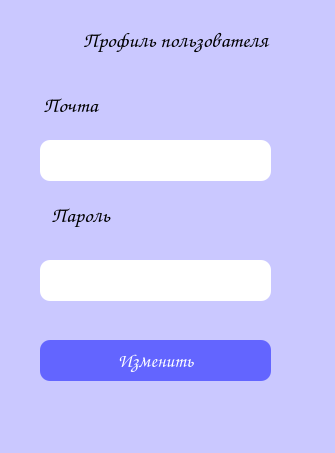
Old version of the form client/ui/profilePage.ui in the repository dashaPima/el-library.
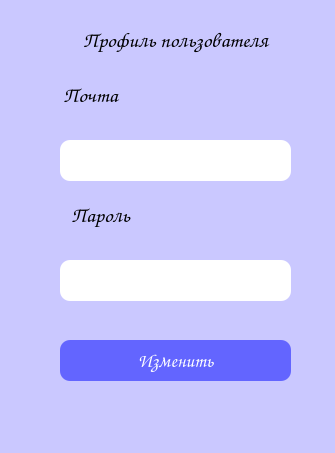
New version of the form.

Commit message: Added ProfileWindow and ConnectionWindow

What changed in the file:
```diff
--- a/client/ui/profilePage.ui
+++ b/client/ui/profilePage.ui
@@ -43,7 +43,7 @@
    <widget class="QPushButton" name="applyFilters">
     <property name="geometry">
      <rect>
-      <x>40</x>
+      <x>60</x>
       <y>340</y>
       <width>231</width>
       <height>41</height>
@@ -67,7 +67,7 @@
    <widget class="QLineEdit" name="email">
     <property name="geometry">
      <rect>
-      <x>40</x>
+      <x>60</x>
       <y>140</y>
       <width>231</width>
       <height>41</height>
@@ -90,7 +90,7 @@
    <widget class="QLineEdit" name="password">
     <property name="geometry">
      <rect>
-      <x>40</x>
+      <x>60</x>
       <y>260</y>
       <width>231</width>
       <height>41</height>
@@ -113,9 +113,9 @@
    <widget class="QLabel" name="label_2">
     <property name="geometry">
      <rect>
-      <x>0</x>
-      <y>80</y>
-      <width>141</width>
+      <x>50</x>
+      <y>70</y>
+      <width>81</width>
       <height>51</height>
      </rect>
     </property>
@@ -136,7 +136,7 @@
    <widget class="QLabel" name="label_3">
     <property name="geometry">
      <rect>
-      <x>10</x>
+      <x>30</x>
       <y>190</y>
       <width>141</width>
       <height>51</height>
```
Left out of the diff: 2 changed lines with no effect on the pictures. The commit also changes 18 other files.
